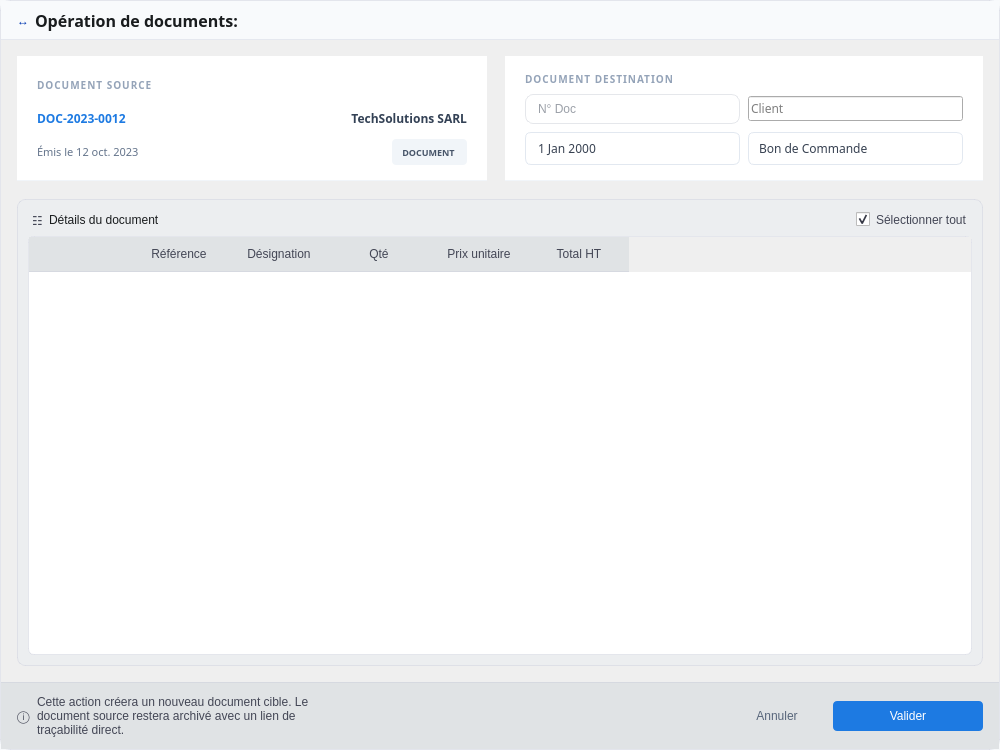
Qt form program/windows/transfer_window/transfert_document_dialog.ui (lak-barmajyat/ERP) before a commit.
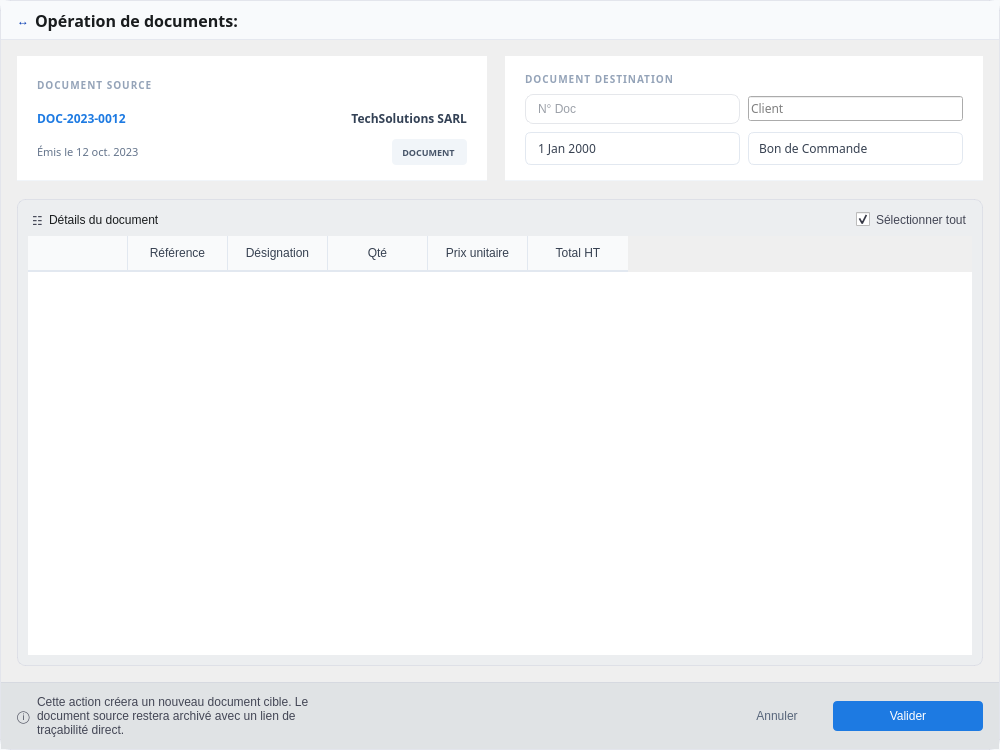
The same form after that commit. Icons and pictures are not drawn.

Patch:
```diff
--- a/program/windows/transfer_window/transfert_document_dialog.ui
+++ b/program/windows/transfer_window/transfert_document_dialog.ui
@@ -602,7 +602,44 @@
              <item>
               <widget class="QTableWidget" name="tableTransferDetails">
                <property name="styleSheet">
-                <string notr="true">QTableWidget#tableTransferDetails { background-color: #ffffff; border: 1px solid rgba(196,197,215,0.35); border-radius: 6px; gridline-color: #e7eaec; color: #191c1e; font: 400 9pt &quot;Overpass&quot;; outline: none; } QTableWidget#tableTransferDetails::item { padding: 8px; border-bottom: 1px solid #f0f2f4; } QTableWidget#tableTransferDetails::item:selected { background-color: rgba(0,55,176,0.08); color: #191c1e; } QHeaderView::section { background-color: #e0e3e5; color: #434655; font: 700 8pt &quot;Overpass&quot;; border: none; border-bottom: 1px solid rgba(196,197,215,0.35); padding: 8px 10px; }</string>
+                <string notr="true">
+QTableWidget#tableTransferDetails {
+    background-color: #ffffff;
+    border: none;
+    gridline-color: #e2e8f0;
+    font: 400 9pt &quot;Overpass&quot;;
+    color: #374151;
+    selection-background-color: rgba(19,91,236,0.08);
+    selection-color: #111827;
+    outline: 0;
+}
+QTableWidget#tableTransferDetails::item {
+    padding: 6px 10px;
+    border-bottom: 1px solid #f3f4f6;
+}
+QTableWidget#tableTransferDetails::item:alternate {
+    background-color: #f9fafb;
+}
+QTableWidget#tableTransferDetails::item:selected {
+    background-color: rgba(19,91,236,0.08);
+    color: #111827;
+}
+QTableWidget#tableTransferDetails::item:hover {
+    background-color: #f9fafb;
+}
+QHeaderView::section {
+    background-color: #f9fafb;
+    color: #374151;
+    font: 600 9pt &quot;Overpass&quot;;
+    padding: 8px 10px;
+    border: none;
+    border-right: 1px solid #e2e8f0;
+    border-bottom: 2px solid #e2e8f0;
+}
+QHeaderView::section:last {
+    border-right: none;
+}
+                </string>
                </property>
                <property name="editTriggers">
                 <set>QAbstractItemView::NoEditTriggers</set>
```
